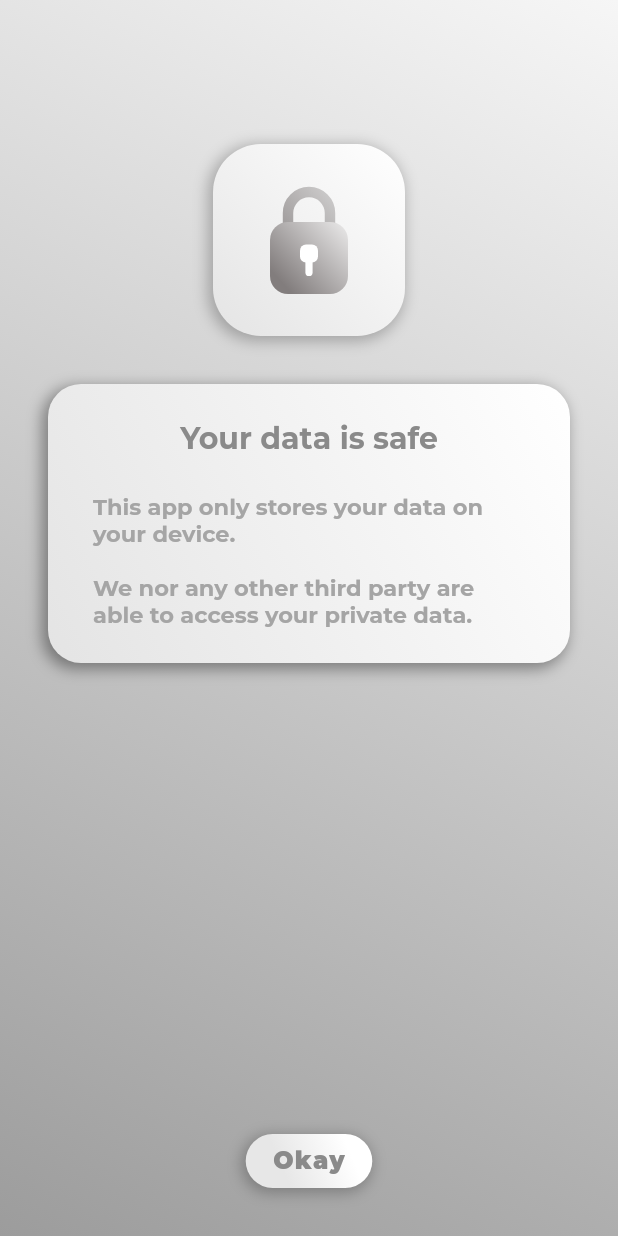
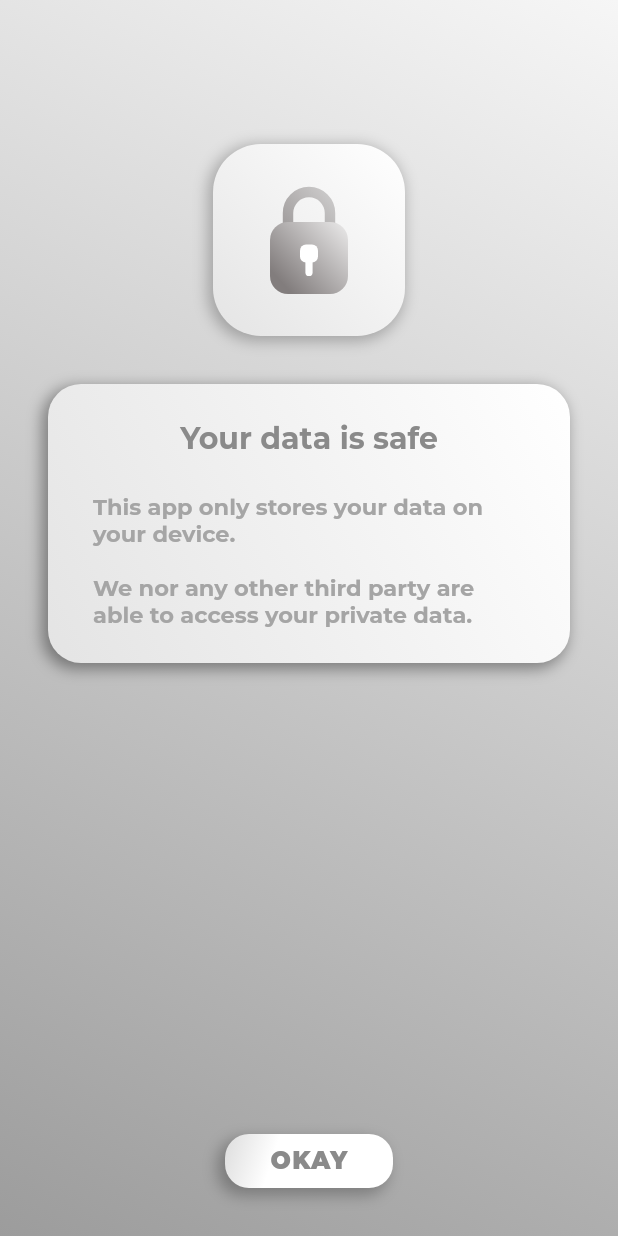
Before and after one commit to litlifesoftware/leitmotif-flutter, a Flutter app: the LitOfflineAppDisclaimerScreen screen opened directly, on a phone screen of 412 x 824 dp. Run offline on Flutter 3.47's test engine with Material 2 defaults, Android fonts, the phone set to English and light mode, and no system bars; our stand-ins replace package_info; project files that could hold a hidden picture were left out.

Commit message:
Added minor button improvements

```diff
--- a/lib/src/screens/lit_offline_app_disclaimer_screen.dart
+++ b/lib/src/screens/lit_offline_app_disclaimer_screen.dart
@@ -167,26 +167,21 @@ class _ConfirmButton extends StatelessWidget {
           top: 32.0,
           bottom: 32.0,
         ),
-        child: LitGradientButton(
-          padding: const EdgeInsets.symmetric(
-            horizontal: 18.0,
+        child: LitPushedThroughButton(
+          borderRadius: 16.0,
+          margin: const EdgeInsets.symmetric(
             vertical: 8.0,
+            horizontal: 30.0,
           ),
-          boxShadow: const [
-            const BoxShadow(
-              blurRadius: 8.0,
-              offset: Offset(-1.5, 2.0),
-              color: Colors.black26,
-              spreadRadius: 1.0,
-            )
-          ],
-          child: Text(label,
-              style: LitTextStyles.sansSerif.copyWith(
-                fontSize: 16.0,
-                fontWeight: FontWeight.w800,
-                color: HexColor('#8A8A8A'),
-                letterSpacing: 0.8,
-              )),
+          child: Text(
+            label.toUpperCase(),
+            style: LitTextStyles.sansSerif.copyWith(
+              fontSize: 16.0,
+              fontWeight: FontWeight.w800,
+              color: HexColor('#8A8A8A'),
+              letterSpacing: 0.8,
+            ),
+          ),
           onPressed: onConfirm,
         ),
       ),
--- a/lib/src/widgets/buttons/lit_pushed_through_button.dart
+++ b/lib/src/widgets/buttons/lit_pushed_through_button.dart
@@ -58,10 +58,14 @@ class _LitPushedThroughButtonState extends State<LitPushedThroughButton>
   /// Set the state to indicate the button is pressed, animate it and
   /// execute the actual callback [Function] provided.
   void _onTapDown(PointerDownEvent details) {
+    try {
       setState(() {
         _isPressed = true;
       });
       _animationController.forward(from: 0);
+    } catch (e) {
+      _isPressed = true;
+    }
     widget.onPressed();
   }
 
@@ -70,10 +74,12 @@ class _LitPushedThroughButtonState extends State<LitPushedThroughButton>
   /// Set the state to indicate the button is not pressed and play the
   /// animation in reverse.
   void _onTapUp(PointerUpEvent details) {
+    try {
       setState(() {
         _isPressed = false;
       });
       _animationController.reverse(from: 1);
+    } catch (e) {}
   }
 
   @override
```
Also changed, not shown: lib/src/controller/lit_route_controller.dart (+29 -2 lines), lib/src/screens/confirm_age_screen.dart (+4 -6 lines), lib/src/screens/lit_sign_up_screen.dart (+18 -22 lines), lib/src/screens/photosensitive_disclaimer_screen.dart (+4 -8 lines). Lines whose indentation alone changed are shown as unchanged.
